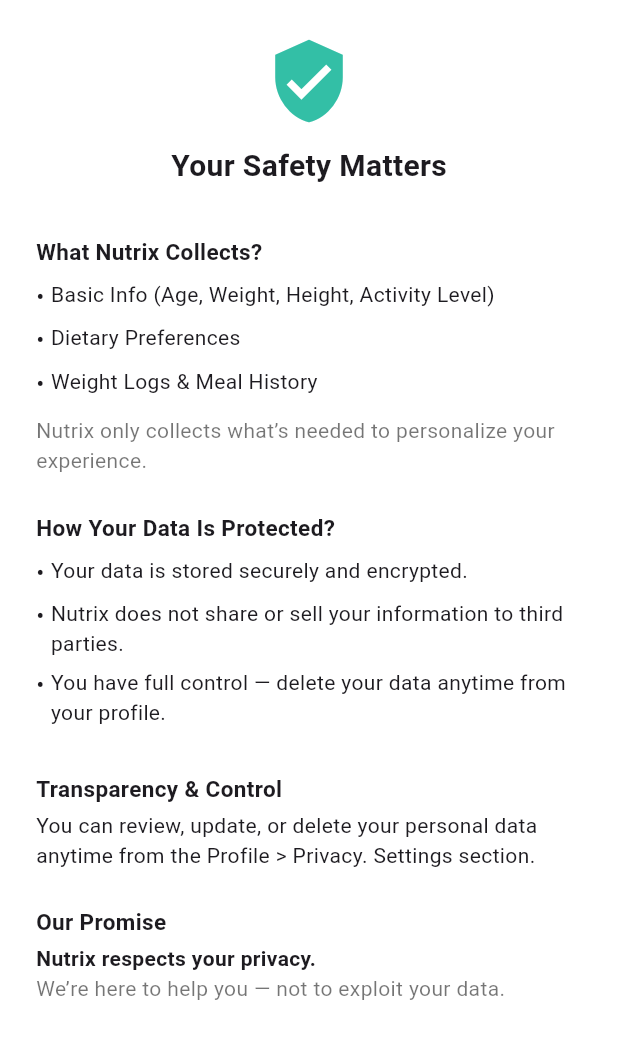
After one commit to LilEurey/NutrixApp, a Flutter app: the SafetyScreen screen opened by its route, on a phone screen of 412 x 824 dp. The commit adds this screen. Shown: the top 1039 px of the screen. Run offline on Flutter 3.47's test engine with Material 3 defaults, Android fonts, the light colour scheme and no system bars; Roboto replaces fonts that are missing (Poppins).

Commit message:
safety&privacy(delete acc & delete data)

```diff
--- a/frontend/lib/main.dart
+++ b/frontend/lib/main.dart
@@ -1,8 +1,12 @@
 import 'package:flutter/material.dart';
 import 'package:frontend/screens/about.dart';
+import 'package:frontend/screens/delete_account.dart';
+import 'package:frontend/screens/delete_data.dart' show DeleteDataScreen;
 import 'package:frontend/screens/healthy_habits_screen.dart';
 import 'package:frontend/screens/home/home_screen.dart';
+import 'package:frontend/screens/privacy.dart';
 import 'package:frontend/screens/progress_screen.dart';
+import 'package:frontend/screens/safety.dart';
 import 'package:frontend/screens/user_goal_screen.dart';
 import 'package:frontend/screens/viewmore.dart';
 import 'package:frontend/screens/welcomepage.dart';
@@ -58,6 +62,10 @@
         '/fillname': (context) => const FillNameScreen(),
         '/progress': (context) => const ProgressScreen(),
         '/about': (context) => const AboutScreen(),
+        '/safety': (context) => const SafetyScreen(),
+        '/privacy': (context) => const PrivacySettingsScreen(),
+        '/deleteaccount': (context) => const DeleteAccountScreen(),
+        '/deletedata': (context) => const DeleteDataScreen(),
       },
 
       debugShowCheckedModeBanner: false,
--- /dev/null
+++ b/frontend/lib/screens/safety.dart
@@ -0,0 +1,143 @@
+import 'package:flutter/material.dart';
+
+class SafetyScreen extends StatelessWidget {
+  const SafetyScreen({super.key});
+
+  @override
+  Widget build(BuildContext context) {
+    return Scaffold(
+      body: SafeArea(
+        child: Padding(
+          padding: const EdgeInsets.symmetric(horizontal: 24, vertical: 24),
+          child: Column(
+            crossAxisAlignment: CrossAxisAlignment.start,
+            children: [
+              const Center(
+                child: Column(
+                  children: [
+                    Icon(
+                      Icons.verified_user,
+                      size: 60,
+                      color: Color(0xFF33BFA6), // Shield color
+                    ),
+                    SizedBox(height: 12),
+                    Text(
+                      'Your Safety Matters',
+                      style: TextStyle(
+                        fontSize: 20,
+                        fontWeight: FontWeight.w600,
+                      ),
+                    ),
+                  ],
+                ),
+              ),
+              const SizedBox(height: 32),
+
+              // What Nutrix Collects
+              const Text(
+                'What Nutrix Collects?',
+                style: TextStyle(
+                  fontWeight: FontWeight.bold,
+                  fontSize: 15,
+                ),
+              ),
+              const SizedBox(height: 8),
+              const BulletPoint(text: 'Basic Info (Age, Weight, Height, Activity Level)'),
+              const BulletPoint(text: 'Dietary Preferences'),
+              const BulletPoint(text: 'Weight Logs & Meal History'),
+              const SizedBox(height: 4),
+              const Text(
+                'Nutrix only collects what’s needed to personalize your experience.',
+                style: TextStyle(color: Colors.black54),
+              ),
+              const SizedBox(height: 24),
+
+              // How Your Data Is Protected
+              const Text(
+                'How Your Data Is Protected?',
+                style: TextStyle(
+                  fontWeight: FontWeight.bold,
+                  fontSize: 15,
+                ),
+              ),
+              const SizedBox(height: 8),
+              const BulletPoint(
+                  text: 'Your data is stored securely and encrypted.'),
+              const BulletPoint(
+                  text:
+                      'Nutrix does not share or sell your information to third parties.'),
+              const BulletPoint(
+                  text:
+                      'You have full control — delete your data anytime from your profile.'),
+              const SizedBox(height: 24),
+
+              // Transparency
+              const Text(
+                'Transparency & Control',
+                style: TextStyle(
+                  fontWeight: FontWeight.bold,
+                  fontSize: 15,
+                ),
+              ),
+              const SizedBox(height: 4),
+              const Text(
+                'You can review, update, or delete your personal data anytime from the Profile > Privacy. Settings section.',
+              ),
+              const SizedBox(height: 24),
+
+              // Our Promise
+              const Text(
+                'Our Promise',
+                style: TextStyle(
+                  fontWeight: FontWeight.bold,
+                  fontSize: 15,
+                ),
+              ),
+              const SizedBox(height: 4),
+              const Text.rich(
+                TextSpan(
+                  children: [
+                    TextSpan(
+                      text: 'Nutrix respects your privacy.\n',
+                      style: TextStyle(fontWeight: FontWeight.bold),
+                    ),
+                    TextSpan(
+                      text:
+                          'We’re here to help you — not to exploit your data.',
+                      style: TextStyle(color: Colors.black54),
+                    ),
+                  ],
+                ),
+              ),
+            ],
+          ),
+        ),
+      ),
+    );
+  }
+}
+
+class BulletPoint extends StatelessWidget {
+  final String text;
+
+  const BulletPoint({super.key, required this.text});
+
+  @override
+  Widget build(BuildContext context) {
+    return Padding(
+      padding: const EdgeInsets.only(bottom: 6),
+      child: Row(
+        crossAxisAlignment: CrossAxisAlignment.start,
+        children: [
+          const Text('• ', style: TextStyle(fontSize: 16)),
+          Expanded(
+            child: Text(
+              text,
+              style: const TextStyle(fontSize: 14),
+            ),
+          ),
+        ],
+      ),
+    );
+  }
+}
```
Also changed, not shown: frontend/lib/screens/delete_account.dart (added, +71 -0 lines), frontend/lib/screens/delete_data.dart (added, +70 -0 lines), frontend/lib/screens/privacy.dart (added, +47 -0 lines).
